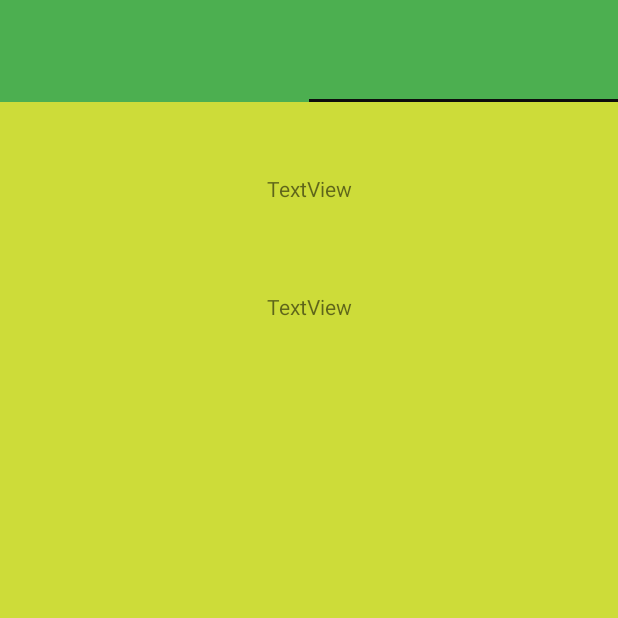
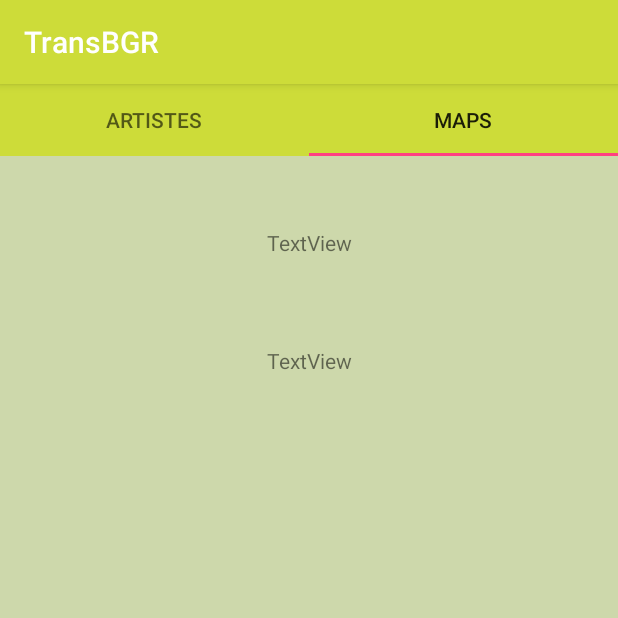
Before and after one commit to Panoramix3/TransBGR, an Android app: the screen it shows after launch (MainActivity), tab 2 chosen, on a phone screen of 412 x 824 dp, the top half of it. Run offline under Robolectric (Android 15) with nearby library versions, the phone set to English and light mode, and no system bars; our stand-ins replace Firebase (no records; nobody signed in at launch, a user with empty details on screens opened directly).

Commit message:
update maj commit hier

```diff
--- a/app/src/main/java/com/example/transbgr/MainActivity.java
+++ b/app/src/main/java/com/example/transbgr/MainActivity.java
@@ -30,8 +30,8 @@ import java.util.List;
 
 public class MainActivity extends AppCompatActivity{
 
-    private TabLayout tablayout;
-    private ViewPager viewpager;
+    private TabLayout tabLayout;
+    private ViewPager viewPager;
     private ViewPagerAdapter adapter;
     private RecyclerView recyclerView;
     private ArtistesAdapter mAdapter;
@@ -49,8 +49,8 @@ public class MainActivity extends AppCompatActivity{
         super.onCreate(savedInstanceState);
         setContentView(R.layout.activity_main);
 
-        tablayout = (TabLayout) findViewById(R.id.tablayout_id);
-        viewpager = (ViewPager) findViewById(R.id.viewpager_id);
+        tabLayout = (TabLayout) findViewById(R.id.tabLayout_id);
+        viewPager = (ViewPager) findViewById(R.id.viewpager_id);
 
         adapter = new ViewPagerAdapter(getSupportFragmentManager());
 
@@ -59,19 +59,19 @@ public class MainActivity extends AppCompatActivity{
         adapter.AddFragment(new Artiste_list(),"Artistes");
         adapter.AddFragment(new Artiste_detail(),"Maps");
         //adapter.AddFragment (new Artiste_maps(),"3");
-        viewpager.setAdapter(adapter);
-        tablayout.setupWithViewPager(viewpager);
+        viewPager.setAdapter(adapter);
+        tabLayout.setupWithViewPager(viewPager);
 
-        tablayout.getTabAt(0);
-        tablayout.getTabAt(1);
+        //tablayout.getTabAt(0);
+        //tablayout.getTabAt(1);
         //tablayout.getTabAt(2);
 
         ActionBar actionBar = getSupportActionBar();
-        actionBar.setElevation(0);
+        //actionBar.setElevation(0);
 
-      getSupportActionBar().hide();
+      //getSupportActionBar().hide();
       Artiste_list mArtiste_list = new Artiste_list();
-       loadFragment(mArtiste_list);
+      loadFragment(mArtiste_list);
     }
 
     public void loadFragment(Fragment fragment) {
--- a/app/src/main/java/com/example/transbgr/ViewPagerAdapter.java
+++ b/app/src/main/java/com/example/transbgr/ViewPagerAdapter.java
@@ -18,6 +18,7 @@ public class ViewPagerAdapter extends FragmentPagerAdapter {
 
     @Override
     public Fragment getItem(int position) {
+
         return lstFragment.get(position);
     }
     @Override
@@ -26,7 +27,7 @@ public class ViewPagerAdapter extends FragmentPagerAdapter {
     }
     @Override
     public CharSequence getPageTitle(int position){
-        return super.getPageTitle(position);
+        return lstTitles.get(position);
     }
     public void AddFragment (Fragment fragment, String title){
         lstFragment.add(fragment);
--- a/app/src/main/res/layout/activity_main.xml
+++ b/app/src/main/res/layout/activity_main.xml
@@ -8,32 +8,35 @@
     tools:context=".MainActivity"
     android:orientation="vertical">
 
+    <com.google.android.material.tabs.TabLayout
+        android:id="@+id/tabLayout_id"
+        android:layout_width="match_parent"
+        android:layout_height="wrap_content"
+        android:background="@color/colorPrimary"
+        app:tabGravity="fill"
+        app:tabIndicatorColor="@color/colorAccent"
+        app:tabMode="fixed">
+
+    </com.google.android.material.tabs.TabLayout>
+
     <androidx.viewpager.widget.ViewPager
         android:id="@+id/viewpager_id"
         android:layout_width="match_parent"
         android:layout_height="match_parent">
 
-        <com.google.android.material.tabs.TabLayout
-            android:id="@+id/tablayout_id"
-            android:layout_width="match_parent"
-            android:layout_height="68dp"
-            android:background="@color/colorPrimary"
-            app:tabGravity="fill"
-            app:tabIndicatorColor="@color/colorAccent"
-            app:tabMode="fixed"></com.google.android.material.tabs.TabLayout>
     </androidx.viewpager.widget.ViewPager>
 
     <RelativeLayout
         android:id="@+id/layoutmain"
         android:layout_width="match_parent"
         android:layout_height="match_parent">
-        <!--
+
         <androidx.recyclerview.widget.RecyclerView
+            android:id="@+id/recycler_view"
             android:layout_width="match_parent"
             android:layout_height="match_parent"
-            android:id="@+id/recycler_view"
-            android:scrollbars="vertical"/>
-    -->
+            android:scrollbars="vertical" />
+
     </RelativeLayout>
 
 
--- a/app/src/main/res/layout/fragment_artiste_maps.xml
+++ b/app/src/main/res/layout/fragment_artiste_maps.xml
@@ -1,9 +1,10 @@
 <?xml version="1.0" encoding="utf-8"?>
-<FrameLayout xmlns:android="http://schemas.android.com/apk/res/android"
+<LinearLayout xmlns:android="http://schemas.android.com/apk/res/android"
     xmlns:tools="http://schemas.android.com/tools"
     android:layout_width="match_parent"
     android:layout_height="match_parent"
-    tools:context=".Artiste_maps">
+    tools:context=".Artiste_maps"
+    android:background="@color/backgroundfragment">
 
     <!-- TODO: Update blank fragment layout -->
     <TextView
@@ -11,4 +12,4 @@
         android:layout_height="match_parent"
         android:text="@string/hello_blank_fragment" />
 
-</FrameLayout>
+</LinearLayout>
--- a/app/src/main/res/values/colors.xml
+++ b/app/src/main/res/values/colors.xml
@@ -1,7 +1,7 @@
 <?xml version="1.0" encoding="utf-8"?>
 <resources>
-    <color name="colorPrimary">#4CAF50</color>
+    <color name="colorPrimary">#CDDC39</color>
     <color name="colorPrimaryDark">#2f2f2f</color>
-    <color name="colorAccent">#0E0D0D</color>
-    <color name="backgroundfragment">#CDDC39</color>
+    <color name="colorAccent">#FF4081</color>
+    <color name="backgroundfragment">#CDD8AB</color>
 </resources>
```
